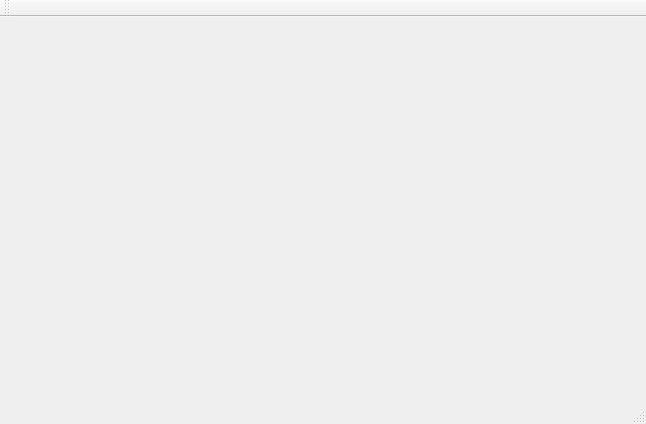
Old version of the form C--/TwixtUI/TwixtUI.ui in the repository florin-irl/C--.
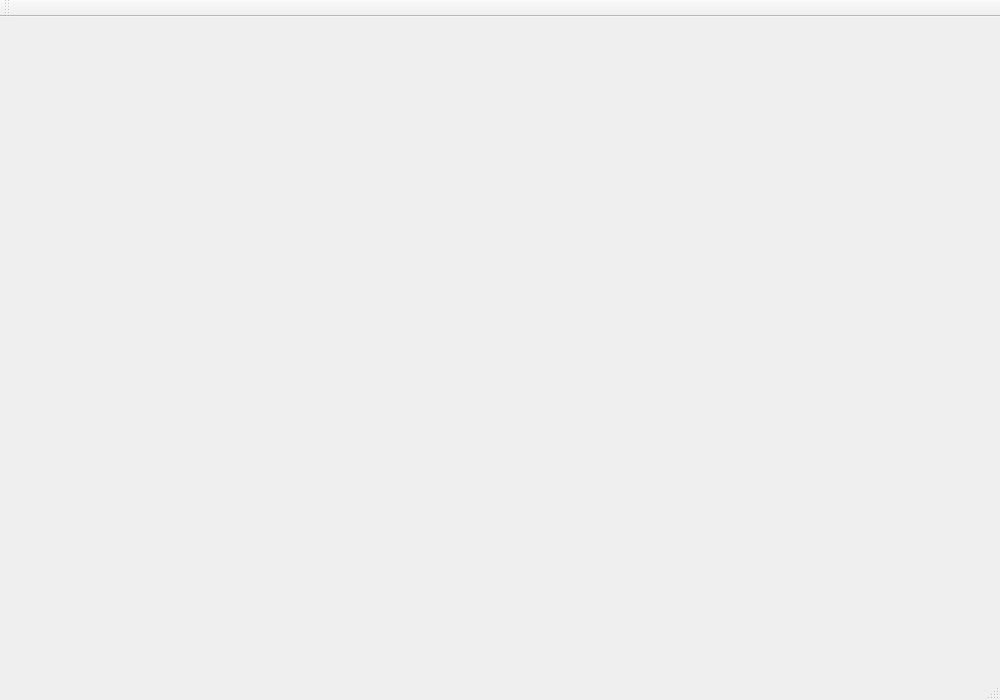
New version of the form.

Commit message: major ui progress :alien:

```diff
--- a/C--/TwixtUI/TwixtUI.ui
+++ b/C--/TwixtUI/TwixtUI.ui
@@ -6,8 +6,8 @@
    <rect>
     <x>0</x>
     <y>0</y>
-    <width>646</width>
-    <height>424</height>
+    <width>1000</width>
+    <height>700</height>
    </rect>
   </property>
   <property name="windowTitle">
```
Left out of the diff: 2 changed lines with no effect on the pictures. The commit also changes 6 other files.
